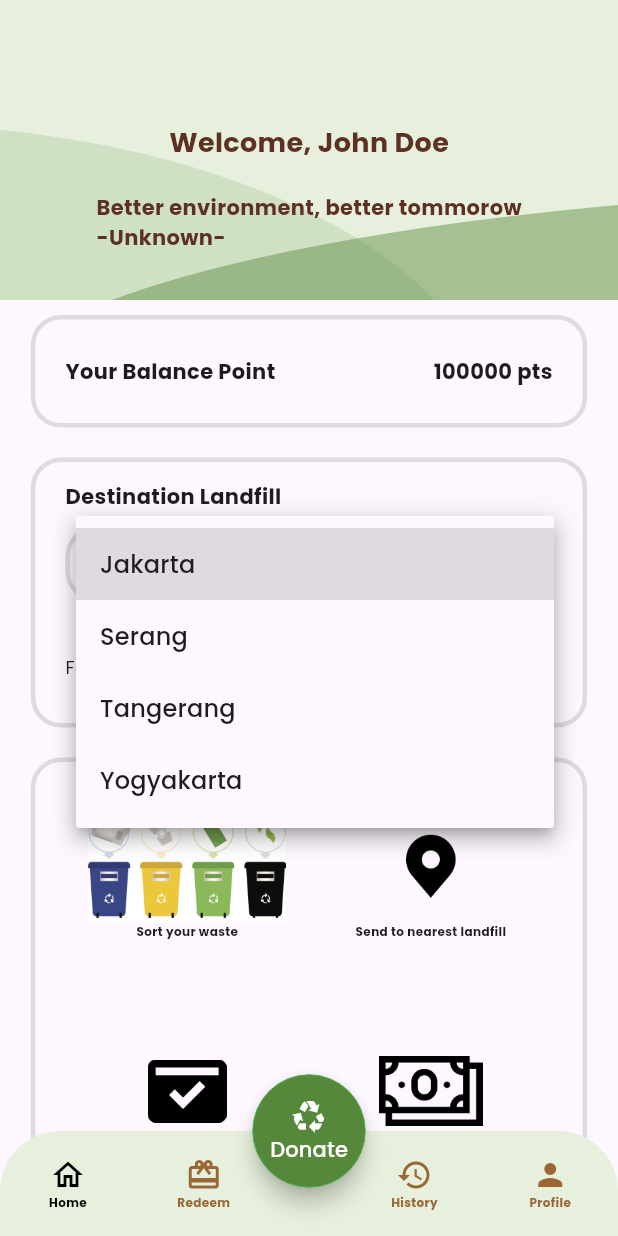
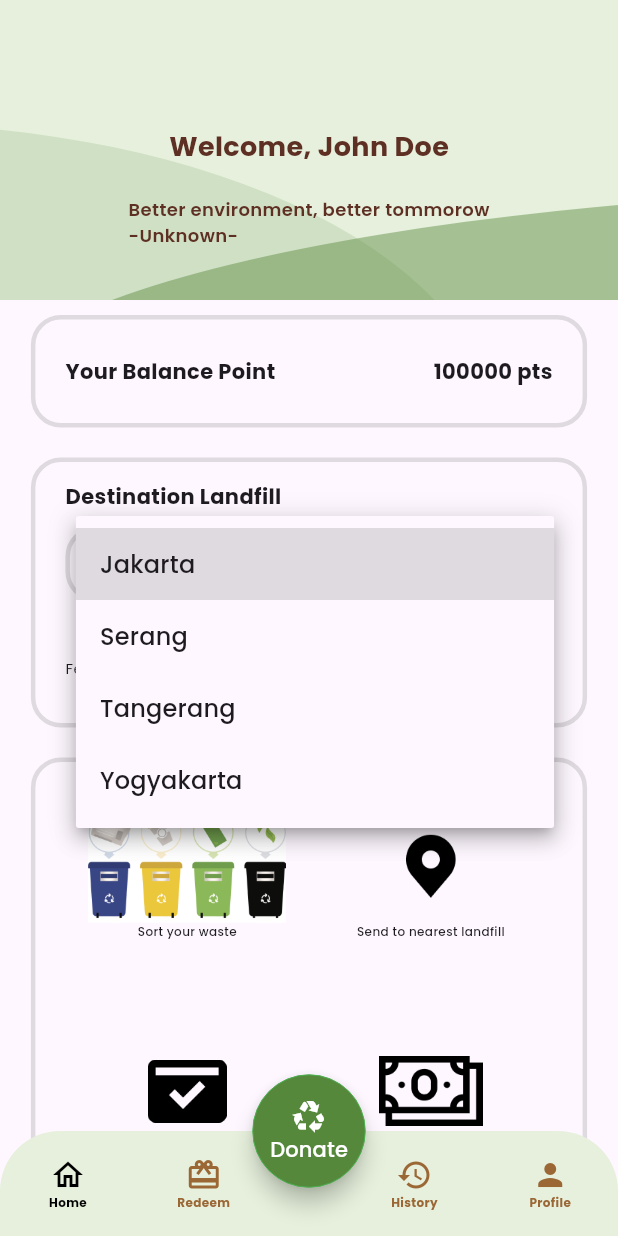
Before and after one commit to DejanPutraPratama/final_project_group4, a Flutter app: the NavbarNavigation screen opened directly, after a tap on "Please select location", on a phone screen of 412 x 824 dp. Run offline on Flutter 3.47's test engine with Material 3 defaults, Android fonts, the phone set to English and light mode, and no system bars; our stand-ins replace cloud_firestore, firebase_auth, firebase_core, flutter_native_splash, get, google_fonts and 1 more; accounts and stored records are empty.

Commit message:
HOMEPAGE & PROFILE

```diff
--- a/lib/main.dart
+++ b/lib/main.dart
@@ -6,7 +6,6 @@ import 'package:final_project_group4/page/splashScreen.dart';
 import 'package:flutter_native_splash/flutter_native_splash.dart';
 import 'package:final_project_group4/page/Donatepage.dart';
 import 'package:google_fonts/google_fonts.dart';
-
 
 void main() async {
   WidgetsFlutterBinding.ensureInitialized();
@@ -24,11 +23,10 @@ class MyApp extends StatelessWidget {
       debugShowCheckedModeBanner: false,
       title: 'Storbage',
       theme: ThemeData(
-        colorScheme: ColorScheme.fromSeed(seedColor: Colors.deepPurple),
-        useMaterial3: true,
-        fontFamily: GoogleFonts.poppins().fontFamily
-      ),
-      home: LoginScreen(),
+          colorScheme: ColorScheme.fromSeed(seedColor: Colors.deepPurple),
+          useMaterial3: true,
+          fontFamily: GoogleFonts.poppins().fontFamily),
+      home: SplashScreen(),
     );
   }
 }
--- a/lib/navbar/navbar_navigation.dart
+++ b/lib/navbar/navbar_navigation.dart
@@ -1,6 +1,7 @@
 import 'package:final_project_group4/navbar/navbar.dart';
 import 'package:final_project_group4/navbar/navbar_model.dart';
 import 'package:final_project_group4/navbar/tab_page.dart';
+import 'package:final_project_group4/page/Donatepage.dart';
 import 'package:final_project_group4/page/home_page.dart';
 import 'package:final_project_group4/page/profile_page.dart';
 import 'package:final_project_group4/utils/custom_colors.dart';
@@ -96,7 +97,10 @@ class _NavbarNavigationState extends State<NavbarNavigation> {
           child: FloatingActionButton(
             foregroundColor: Colors.white,
             backgroundColor: customColors.darkGreen,
-            onPressed: () {},
+            onPressed: () {
+              Navigator.push(context,
+                  MaterialPageRoute(builder: (context) => DonateScreen()));
+            },
             shape:
                 CircleBorder(side: BorderSide(width: 0, color: Colors.green)),
             child: Column(
--- a/lib/page/Donatepage.dart
+++ b/lib/page/Donatepage.dart
@@ -1,5 +1,7 @@
 import 'dart:io';
 
+import 'package:final_project_group4/navbar/navbar.dart';
+import 'package:final_project_group4/navbar/navbar_navigation.dart';
 import 'package:final_project_group4/widget/button.dart';
 import 'package:flutter/material.dart';
 import 'package:cloud_firestore/cloud_firestore.dart';
@@ -24,10 +26,7 @@ class _DonateScreenState extends State<DonateScreen> {
     'TPA Jakarta Timur',
     'TPA Jakarta Pusat'
   ];
-  final List<String> wasteTypes = [
-    'Plastic',
-    'Organic',
-    'Metal'];
+  final List<String> wasteTypes = ['Plastic', 'Organic', 'Metal'];
   final TextEditingController weightController = TextEditingController();
   final donateData = Get.put(DonateDatabase());
   File? selectedImage;
@@ -43,7 +42,9 @@ class _DonateScreenState extends State<DonateScreen> {
   }
 
   Future<void> addDonation() async {
-    if (selectedLandfill == null || selectedWasteType == null || weightController.text.isEmpty) {
+    if (selectedLandfill == null ||
+        selectedWasteType == null ||
+        weightController.text.isEmpty) {
       // Handle validation error
       return;
     }
@@ -63,33 +64,25 @@ class _DonateScreenState extends State<DonateScreen> {
 
   @override
   Widget build(BuildContext context) {
+    final Function(int) onTap;
     return Scaffold(
-      body: Padding(
+      appBar: AppBar(
+        title: Text('Donate'),
+        centerTitle: true,
+      ),
+      body: SingleChildScrollView(
+        child: Padding(
           padding: EdgeInsets.all(25.0),
           child: Column(
             crossAxisAlignment: CrossAxisAlignment.start,
             children: <Widget>[
               const SizedBox(height: 20),
-            const Center(
-              child: Text(
-                'Donate',
-                style: TextStyle(
-                  fontFamily: 'poppins',
-                  fontSize: 20,
-                  fontWeight: FontWeight.bold,
-                  color: Colors.brown
-                ),
-                textAlign: TextAlign.center,
-              ),
-            ),
-            const SizedBox(height:40),
               const Text(
                 'Destination Landfill',
                 style: TextStyle(
                     fontFamily: 'poppins',
                     fontWeight: FontWeight.bold,
-                fontSize: 15
-              ),
+                    fontSize: 15),
               ),
               const SizedBox(height: 10),
               DropdownButtonFormField<String>(
@@ -111,7 +104,8 @@ class _DonateScreenState extends State<DonateScreen> {
                       : null,
                   border: OutlineInputBorder(
                     borderRadius: BorderRadius.circular(10),
-                  borderSide: const BorderSide(color: Colors.black26, width: 1),
+                    borderSide:
+                        const BorderSide(color: Colors.black26, width: 1),
                   ),
                 ),
               ),
@@ -121,8 +115,7 @@ class _DonateScreenState extends State<DonateScreen> {
                 style: TextStyle(
                     fontFamily: 'poppins',
                     fontWeight: FontWeight.bold,
-                fontSize: 15
-              ),
+                    fontSize: 15),
               ),
               const SizedBox(height: 10),
               DropdownButtonFormField<String>(
@@ -144,17 +137,13 @@ class _DonateScreenState extends State<DonateScreen> {
                         : null,
                     border: OutlineInputBorder(
                         borderRadius: BorderRadius.circular(10),
-                  borderSide: const BorderSide(color: Colors.black26, width: 1)
-                )
-              ),
+                        borderSide:
+                            const BorderSide(color: Colors.black26, width: 1))),
               ),
               const SizedBox(height: 20),
               const Text(
                 'Weight',
-              style: TextStyle(
-                fontWeight: FontWeight.bold,
-                fontSize: 15
-              ),
+                style: TextStyle(fontWeight: FontWeight.bold, fontSize: 15),
               ),
               const SizedBox(height: 10),
               TextField(
@@ -167,8 +156,8 @@ class _DonateScreenState extends State<DonateScreen> {
                       : null,
                   border: OutlineInputBorder(
                       borderRadius: BorderRadius.circular(10),
-                  borderSide: const BorderSide(color: Colors.black26, width: 1)
-                ),
+                      borderSide:
+                          const BorderSide(color: Colors.black26, width: 1)),
                 ),
               ),
               const SizedBox(height: 20),
@@ -201,30 +190,6 @@ class _DonateScreenState extends State<DonateScreen> {
             ],
           ),
         ),
-      bottomNavigationBar: BottomNavigationBar(
-        items: [
-          BottomNavigationBarItem(
-            icon: Icon(Icons.home),
-            label: 'Home Page',
-            backgroundColor: Colors.brown
-          ),
-          BottomNavigationBarItem(
-            icon: Icon(Icons.card_giftcard),
-            label: 'Redeem',
-          ),
-          BottomNavigationBarItem(
-            icon: Icon(Icons.delete),
-            label: 'Donate',
-          ),
-          BottomNavigationBarItem(
-            icon: Icon(Icons.history),
-            label: 'History',
-          ),
-          BottomNavigationBarItem(
-            icon: Icon(Icons.person),
-            label: 'Profile',
-          ),
-        ],
       ),
     );
   }
--- a/lib/page/home_page.dart
+++ b/lib/page/home_page.dart
@@ -1,6 +1,7 @@
 import 'package:final_project_group4/utils/custom_colors.dart';
 import 'package:final_project_group4/widget/custom_widgets.dart';
 import 'package:flutter/material.dart';
+import 'package:google_fonts/google_fonts.dart';
 
 class HomePage extends StatefulWidget {
   const HomePage({super.key});
@@ -56,21 +57,21 @@ class _HomePageState extends State<HomePage> {
                         children: [
                           Text(
                             "Welcome, John Doe",
-                            style: TextStyle(
-                                fontSize: 18,
-                                fontWeight: FontWeight.bold,
-                                color: customColors.redText),
+                            style: GoogleFonts.getFont('Poppins',
+                                textStyle: TextStyle(
+                                    fontSize: 18,
+                                    fontWeight: FontWeight.bold,
+                                    color: customColors.redText)),
                           ),
                           const SizedBox(
                             height: 20,
                           ),
-                          Text(
-                            "Better environment, better tommorow\n-Unknown-",
-                            style: TextStyle(
-                                fontSize: 14,
-                                fontWeight: FontWeight.bold,
-                                color: customColors.redText),
-                          ),
+                          Text("Better environment, better tommorow\n-Unknown-",
+                              style: GoogleFonts.getFont('Poppins',
+                                  textStyle: TextStyle(
+                                      fontSize: 12,
+                                      fontWeight: FontWeight.w600,
+                                      color: customColors.redText))),
                         ],
                       ),
                     ),
@@ -81,15 +82,21 @@ class _HomePageState extends State<HomePage> {
             customWidgets.greyBox(
                 deviceWidth * 0.9,
                 75,
-                const Row(
+                Row(
                   mainAxisAlignment: MainAxisAlignment.spaceBetween,
                   children: [
                     Text(
                       "Your Balance Point",
-                      style: TextStyle(fontWeight: FontWeight.bold),
+                      style: GoogleFonts.getFont('Poppins',
+                          textStyle: TextStyle(
+                            fontWeight: FontWeight.bold,
+                          )),
                     ),
                     Text("100000 pts",
-                        style: TextStyle(fontWeight: FontWeight.bold))
+                        style: GoogleFonts.getFont('Poppins',
+                            textStyle: TextStyle(
+                              fontWeight: FontWeight.bold,
+                            )))
                   ],
                 )),
             customWidgets.greyBox(
@@ -99,10 +106,11 @@ class _HomePageState extends State<HomePage> {
                   mainAxisAlignment: MainAxisAlignment.center,
                   crossAxisAlignment: CrossAxisAlignment.start,
                   children: [
-                    const Text(
-                      "Destination Landfill",
-                      style: TextStyle(fontWeight: FontWeight.bold),
-                    ),
+                    Text("Destination Landfill",
+                        style: GoogleFonts.getFont('Poppins',
+                            textStyle: TextStyle(
+                              fontWeight: FontWeight.bold,
+                            ))),
                     customWidgets.greyBox(
                       deviceWidth * 0.8,
                       50,
@@ -111,7 +119,12 @@ class _HomePageState extends State<HomePage> {
                           decoration:
                               const InputDecoration(border: InputBorder.none),
                           isExpanded: true,
-                          hint: const Text('Please select location'),
+                          hint: Text(
+                            'Please select location',
+                            style: GoogleFonts.getFont('Poppins',
+                                textStyle:
+                                    TextStyle(fontWeight: FontWeight.bold)),
+                          ),
                           icon: const Icon(Icons.keyboard_arrow_down_rounded),
                           items: const [
                             DropdownMenuItem<String>(
@@ -139,9 +152,12 @@ class _HomePageState extends State<HomePage> {
                     Row(
                       mainAxisAlignment: MainAxisAlignment.spaceBetween,
                       children: [
-                        const Text(
+                        Text(
                           'Feel like to dispose today?',
-                          style: TextStyle(fontSize: 12),
+                          style: GoogleFonts.getFont('Poppins',
+                              textStyle: TextStyle(
+                                fontSize: 10,
+                              )),
                         ),
                         ElevatedButton(
                             onPressed: () {},
@@ -152,10 +168,12 @@ class _HomePageState extends State<HomePage> {
                                 backgroundColor: customColors.darkGreen,
                                 shape: RoundedRectangleBorder(
                                     borderRadius: BorderRadius.circular(10))),
-                            child: const Text(
+                            child: Text(
                               'Donate Now',
-                              style:
-                                  TextStyle(color: Colors.white, fontSize: 12),
+                              style: GoogleFonts.getFont('Poppins',
+                                  textStyle: TextStyle(
+                                      fontWeight: FontWeight.w600,
+                                      color: Colors.white)),
                             ))
                       ],
                     )
@@ -168,12 +186,11 @@ class _HomePageState extends State<HomePage> {
                   mainAxisAlignment: MainAxisAlignment.center,
                   crossAxisAlignment: CrossAxisAlignment.center,
                   children: [
-                    Text(
-                      'Instruction',
-                      style: TextStyle(
-                          color: customColors.redText,
-                          fontWeight: FontWeight.bold),
-                    ),
+                    Text('Instruction',
+                        style: GoogleFonts.getFont('Poppins',
+                            textStyle: TextStyle(
+                                fontWeight: FontWeight.bold,
+                                color: customColors.redText))),
                     SizedBox(
                       height: 250,
                       child: GridView.count(
@@ -187,11 +204,12 @@ class _HomePageState extends State<HomePage> {
                                 'assets/trash.png',
                                 height: 75,
                               ),
-                              const Text(
-                                'Sort your waste',
-                                style: TextStyle(
-                                    fontSize: 8, fontWeight: FontWeight.bold),
-                              )
+                              Text('Sort your waste',
+                                  style: GoogleFonts.getFont('Poppins',
+                                      textStyle: TextStyle(
+                                        fontSize: 8,
+                                        fontWeight: FontWeight.w500,
+                                      )))
                             ],
                           ),
                           Column(
@@ -201,9 +219,12 @@ class _HomePageState extends State<HomePage> {
                                 scale: 2,
                                 height: 75,
                               ),
-                              const Text('Send to nearest landfill',
-                                  style: TextStyle(
-                                      fontSize: 8, fontWeight: FontWeight.bold))
+                              Text('Send to nearest landfill',
+                                  style: GoogleFonts.getFont('Poppins',
+                                      textStyle: TextStyle(
+                                        fontSize: 8,
+                                        fontWeight: FontWeight.w500,
+                                      )))
                             ],
                           ),
                           Column(
@@ -213,9 +234,13 @@ class _HomePageState extends State<HomePage> {
                                 scale: 2,
                                 height: 50,
                               ),
-                              const Text('Wait for verification and get points',
-                                  style: TextStyle(
-                                      fontSize: 8, fontWeight: FontWeight.bold))
+                              Text('Wait for verification and get points',
+                                  textAlign: TextAlign.center,
+                                  style: GoogleFonts.getFont('Poppins',
+                                      textStyle: TextStyle(
+                                        fontSize: 8,
+                                        fontWeight: FontWeight.w500,
+                                      )))
                             ],
                           ),
                           Column(
@@ -225,9 +250,12 @@ class _HomePageState extends State<HomePage> {
                                 scale: 2,
                                 height: 50,
                               ),
-                              const Text('Excange points to e-wallet',
-                                  style: TextStyle(
-                                      fontSize: 8, fontWeight: FontWeight.bold))
+                              Text('Excange points to e-wallet',
+                                  style: GoogleFonts.getFont('Poppins',
+                                      textStyle: TextStyle(
+                                        fontSize: 8,
+                                        fontWeight: FontWeight.w500,
+                                      )))
                             ],
                           ),
                         ],
@@ -254,25 +282,27 @@ class _HomePageState extends State<HomePage> {
                         crossAxisAlignment: CrossAxisAlignment.start,
                         children: [
                           Text(
-                            'Congratulation! you have already sort and dispose the waste with total of',
-                            style: TextStyle(
-                                color: customColors.redText,
-                                fontWeight: FontWeight.bold),
-                          ),
+                              'Congratulation! you have already sort and dispose the waste with total of',
+                              style: GoogleFonts.getFont('Poppins',
+                                  textStyle: TextStyle(
+                                      fontWeight: FontWeight.bold,
+                                      color: customColors.redText))),
                           RichText(
-                              text: const TextSpan(children: [
+                              text: TextSpan(children: [
                             TextSpan(
                                 text: '15',
-                                style: TextStyle(
-                                    color: Colors.green,
-                                    fontSize: 36,
-                                    fontWeight: FontWeight.w900)),
+                                style: GoogleFonts.getFont('Poppins',
+                                    textStyle: TextStyle(
+                                        fontSize: 36,
+                                        fontWeight: FontWeight.bold,
+                                        color: Colors.green))),
                             TextSpan(
                                 text: 'kg',
-                                style: TextStyle(
-                                    color: Colors.green,
-                                    fontSize: 24,
-                                    fontWeight: FontWeight.bold))
+                                style: GoogleFonts.getFont('Poppins',
+                                    textStyle: TextStyle(
+                                        fontSize: 24,
+                                        fontWeight: FontWeight.bold,
+                                        color: Colors.green)))
                           ]))
                         ],
                       ),
--- a/lib/page/login.dart
+++ b/lib/page/login.dart
@@ -1,6 +1,7 @@
 import 'dart:developer';
 import 'package:cloud_firestore/cloud_firestore.dart';
 import 'package:final_project_group4/auth/forgot_password.dart';
+import 'package:final_project_group4/navbar/navbar_navigation.dart';
 import 'package:final_project_group4/page/home_page.dart';
 import 'package:final_project_group4/page/registration.dart';
 import 'package:final_project_group4/widget/button.dart';
@@ -377,7 +378,8 @@ class _LoginScreenState extends State<LoginScreen> {
                     onPressed: () {
                       Navigator.push(
                         context,
-                        MaterialPageRoute(builder: (context) => DonateScreen()),
+                        MaterialPageRoute(
+                            builder: (context) => NavbarNavigation()),
                       );
                     }),
                 const SizedBox(height: 16),
--- a/lib/page/profile_page.dart
+++ b/lib/page/profile_page.dart
@@ -1,6 +1,7 @@
 import 'package:final_project_group4/utils/custom_colors.dart';
 import 'package:final_project_group4/widget/custom_widgets.dart';
 import 'package:flutter/material.dart';
+import 'package:google_fonts/google_fonts.dart';
 
 class ProfilePage extends StatelessWidget {
   const ProfilePage({super.key});
@@ -52,17 +53,21 @@ class ProfilePage extends StatelessWidget {
                           crossAxisAlignment: CrossAxisAlignment.start,
                           mainAxisSize: MainAxisSize.min,
                           children: [
-                            Text(
-                              'John Doe',
-                              style: TextStyle(
+                            Text('John Doe',
+                                style: GoogleFonts.getFont(
+                                  'Poppins',
+                                  textStyle: TextStyle(
                                       fontSize: 24,
-                                  fontWeight: FontWeight.w800,
+                                      fontWeight: FontWeight.w600,
                                       color: customColors.redText),
-                            ),
+                                )),
                             Text(
                               'Member ID : 21328941621643871',
-                              style: TextStyle(
+                              style: GoogleFonts.getFont(
+                                'Poppins',
+                                textStyle: TextStyle(
                                     fontSize: 12, color: customColors.redText),
+                              ),
                             )
                           ],
                         ),
@@ -72,36 +77,46 @@ class ProfilePage extends StatelessWidget {
                 ],
               ),
             ),
-            customWidgets.greyBox(
+            Padding(
+              padding: const EdgeInsets.symmetric(vertical: 10),
+              child: customWidgets.greyBox(
                   deviceWidth * 0.9,
-                50,
-                const Row(
+                  60,
+                  Row(
                     mainAxisAlignment: MainAxisAlignment.spaceBetween,
                     children: [
-                    Text(
-                      "Your Balance Point",
-                      style: TextStyle(fontWeight: FontWeight.bold),
+                      Text("Your Balance Point",
+                          style: GoogleFonts.getFont(
+                            'Poppins',
+                            textStyle: TextStyle(
+                              fontWeight: FontWeight.w600,
                             ),
+                          )),
                       Text("100000 pts",
-                        style: TextStyle(fontWeight: FontWeight.bold))
+                          style: GoogleFonts.getFont(
+                            'Poppins',
+                            textStyle: TextStyle(
+                              fontWeight: FontWeight.w600,
+                            ),
+                          ))
                     ],
                   )),
-            optionList('Update Profile'),
-            optionList('Settings'),
+            ),
+            optionList('Update Profile', Colors.black,
+                Icon(Icons.chevron_right_rounded)),
+            optionList('Dark Mode', Colors.black, null),
             SizedBox(
               height: 10,
             ),
-            optionList('Dark Mode'),
+            optionList('Terms & Conditions', Colors.black,
+                Icon(Icons.chevron_right_rounded)),
+            optionList('Personal Policy', Colors.black,
+                Icon(Icons.chevron_right_rounded)),
             SizedBox(
               height: 10,
             ),
-            optionList('Terms & Conditions'),
-            optionList('Personal Policy'),
-            SizedBox(
-              height: 10,
-            ),
-            optionList('Log out'),
-            optionList('Delete Account'),
+            optionList('Log out', Colors.black, null),
+            optionList('Delete Account', customColors.redText, null),
             SizedBox(
               height: 100,
             )
@@ -111,13 +126,17 @@ class ProfilePage extends StatelessWidget {
     );
   }
 
-  ListTile optionList(String title) {
+  ListTile optionList(String title, Color textColor, Icon? icon) {
     return ListTile(
-      style: ListTileStyle.list,
-      title: Text(title),
-      trailing: Icon(Icons.arrow_forward_ios_rounded),
+      title: Text(title,
+          style: GoogleFonts.getFont(
+            'Poppins',
+            textStyle: TextStyle(
+                fontSize: 12, fontWeight: FontWeight.w600, color: textColor),
+          )),
+      trailing: icon,
       shape: Border.symmetric(
-          horizontal: BorderSide(width: 1, color: Colors.grey)),
+          horizontal: BorderSide(width: 1, color: Colors.black12)),
     );
   }
 }
```
Also changed, not shown: lib/page/homepage.dart (deleted). Lines whose indentation alone changed are shown as unchanged.
